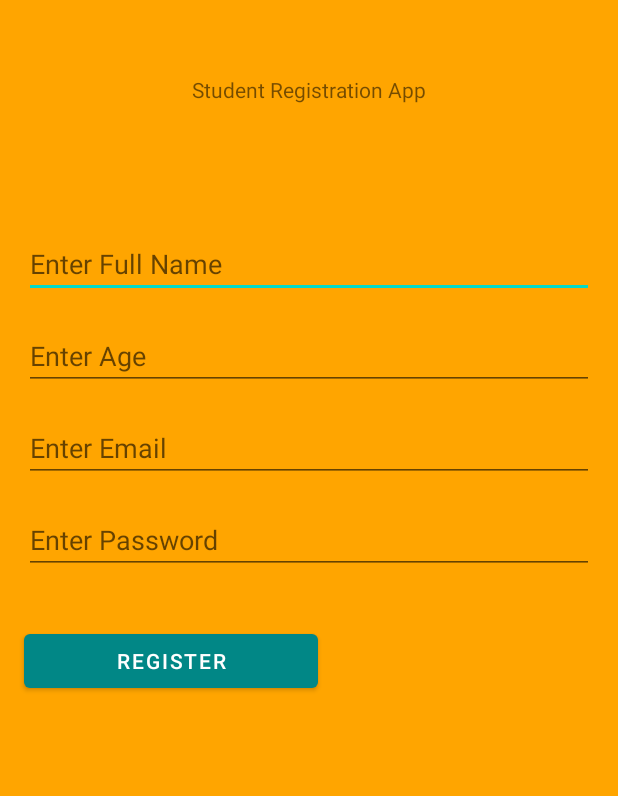
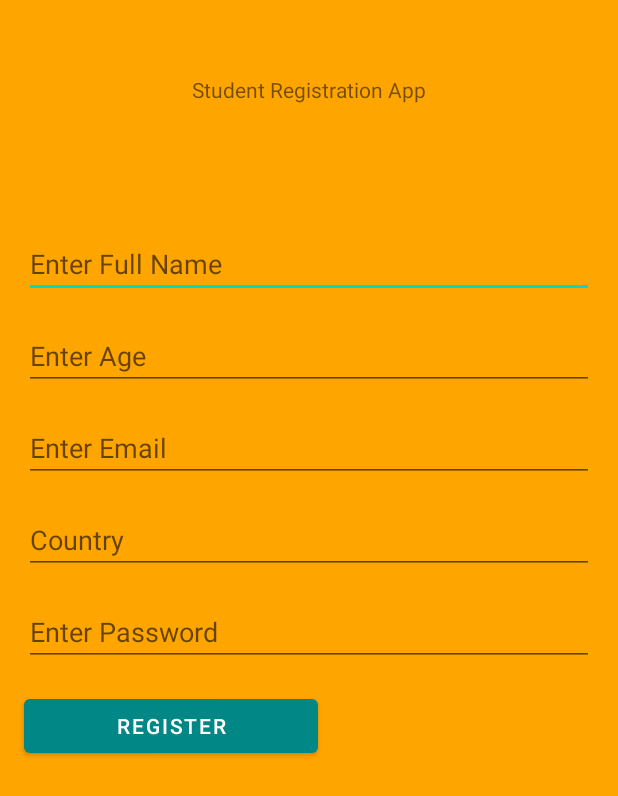
Before and after one commit to sskiragu/Lab3, an Android app: the RegisterUser screen opened directly, with no data from a screen before it, on a phone screen of 412 x 824 dp. Shown: the top 796 px of the screen. Run offline under Robolectric (Android 15) with nearby library versions, the light colour scheme and no system bars; our stand-ins replace Firebase (no records; nobody signed in at launch, a user with empty details on screens opened directly).

Commit message:
Country option added and auto-detected

```diff
--- a/app/src/main/AndroidManifest.xml
+++ b/app/src/main/AndroidManifest.xml
@@ -1,7 +1,8 @@
 <?xml version="1.0" encoding="utf-8"?>
 <manifest xmlns:android="http://schemas.android.com/apk/res/android"
     package="com.example.lab3">
-
+    <uses-permission android:name="android.permission.ACCESS_FINE_LOCATION"/>
+    <uses-permission android:name="android.permission.ACCESS_COARSE_LOCATION"/>
     <application
         android:allowBackup="true"
         android:icon="@mipmap/ic_launcher"
--- a/app/src/main/java/com/example/lab3/RegisterUser.java
+++ b/app/src/main/java/com/example/lab3/RegisterUser.java
@@ -1,9 +1,22 @@
 package com.example.lab3;
 
 import androidx.annotation.NonNull;
+import androidx.appcompat.app.AlertDialog;
 import androidx.appcompat.app.AppCompatActivity;
+import androidx.core.app.ActivityCompat;
+import androidx.core.content.ContextCompat;
 
+import android.content.Context;
+import android.content.DialogInterface;
+import android.content.Intent;
+import android.content.pm.PackageManager;
+import android.location.Address;
+import android.location.Geocoder;
+import android.location.Location;
+import android.location.LocationListener;
+import android.location.LocationManager;
 import android.os.Bundle;
+import android.provider.Settings;
 import android.util.Patterns;
 import android.view.View;
 import android.widget.EditText;
@@ -15,15 +28,26 @@ import com.google.firebase.auth.AuthResult;
 import com.google.firebase.auth.FirebaseAuth;
 import com.google.firebase.database.FirebaseDatabase;
 
-public class RegisterUser extends AppCompatActivity {
+import java.util.List;
+import java.util.Locale;
+
+public class RegisterUser extends AppCompatActivity implements LocationListener {
 
     private FirebaseAuth mAuth;
-    private EditText fullNameEditText, ageEditText, emailEditText, passwordEditText;
+    LocationManager locationManager;
+    private EditText fullNameEditText, ageEditText, emailEditText, passwordEditText, countryEditText;
 
     @Override
     protected void onCreate(Bundle savedInstanceState) {
         super.onCreate(savedInstanceState);
         setContentView(R.layout.activity_register_user);
+
+        if (ContextCompat.checkSelfPermission(this, android.Manifest.permission.ACCESS_FINE_LOCATION) != PackageManager.PERMISSION_GRANTED
+                && ActivityCompat.checkSelfPermission(getApplicationContext(),
+                android.Manifest.permission.ACCESS_COARSE_LOCATION) != PackageManager.PERMISSION_GRANTED) {
+            ActivityCompat.requestPermissions(this, new String[]{android.Manifest.permission.ACCESS_FINE_LOCATION,
+                    android.Manifest.permission.ACCESS_COARSE_LOCATION}, 101);
+        }
 
         // Initialize Firebase Auth
         mAuth = FirebaseAuth.getInstance();
@@ -32,6 +56,82 @@ public class RegisterUser extends AppCompatActivity {
         ageEditText = findViewById(R.id.ageEditText);
         emailEditText = findViewById(R.id.emailRegisterEditText);
         passwordEditText = findViewById(R.id.passwordRegistereditText);
+        countryEditText = findViewById(R.id.countryEditText);
+
+        locationManager = (LocationManager) getSystemService(Context.LOCATION_SERVICE);
+        locationEnabled();
+        getLocation();
+    }
+
+    private void locationEnabled() {
+        LocationManager lm = (LocationManager) getSystemService(Context.LOCATION_SERVICE);
+        boolean gps_enabled = false;
+        boolean network_enabled = false;
+        try {
+            gps_enabled = lm.isProviderEnabled(LocationManager.GPS_PROVIDER);
+        } catch (Exception e) {
+            e.printStackTrace();
+        }
+        try {
+            network_enabled = lm.isProviderEnabled(LocationManager.NETWORK_PROVIDER);
+        } catch (Exception e) {
+            e.printStackTrace();
+        }
+        if (!gps_enabled && !network_enabled) {
+            new AlertDialog.Builder(RegisterUser.this)
+                    .setTitle("Enable GPS Service")
+                    .setMessage("We need your GPS location to show Near Places around you.")
+                    .setCancelable(false)
+                    .setPositiveButton("Enable", new
+                            DialogInterface.OnClickListener() {
+                                @Override
+                                public void onClick(DialogInterface paramDialogInterface, int paramInt) {
+                                    startActivity(new Intent(Settings.ACTION_LOCATION_SOURCE_SETTINGS));
+                                }
+                            })
+                    .setNegativeButton("Cancel", null)
+                    .show();
+        }
+    }
+
+    void getLocation() {
+        try {
+            locationManager = (LocationManager) getSystemService(Context.LOCATION_SERVICE);
+            locationManager.requestLocationUpdates(LocationManager.NETWORK_PROVIDER, 500, 5, (LocationListener) this);
+        } catch (SecurityException e) {
+            e.printStackTrace();
+        }
+    }
+
+    @Override
+    public void onLocationChanged(Location location) {
+        try {
+            Geocoder geocoder = new Geocoder(getApplicationContext(), Locale.getDefault());
+            List<Address> addresses = geocoder.getFromLocation(location.getLatitude(), location.getLongitude(), 1);
+//
+//            tvCity.setText(addresses.get(0).getLocality());
+//            tvState.setText(addresses.get(0).getAdminArea());
+            countryEditText.setText(addresses.get(0).getCountryName());
+//            tvPin.setText(addresses.get(0).getPostalCode());
+//            tvLocality.setText(addresses.get(0).getAddressLine(0));
+
+        } catch (Exception e) {
+        }
+    }
+
+    @Override
+    public void onStatusChanged(String provider, int status, Bundle extras) {
+
+    }
+
+    @Override
+    public void onProviderEnabled(String provider) {
+
+    }
+
+    @Override
+    public void onProviderDisabled(String provider) {
+
     }
 
     public void registerUser(View v){
--- a/app/src/main/res/layout/activity_register_user.xml
+++ b/app/src/main/res/layout/activity_register_user.xml
@@ -79,8 +79,9 @@
         android:hint="Enter Password"
         android:inputType="textPassword"
         app:layout_constraintEnd_toEndOf="parent"
+        app:layout_constraintHorizontal_bias="0.0"
         app:layout_constraintStart_toStartOf="parent"
-        app:layout_constraintTop_toBottomOf="@+id/emailRegisterEditText" />
+        app:layout_constraintTop_toBottomOf="@+id/countryEditText" />
 
     <Button
         android:id="@+id/registerButton"
@@ -88,12 +89,29 @@
         android:layout_height="wrap_content"
         android:layout_marginStart="16dp"
         android:layout_marginLeft="16dp"
-        android:layout_marginTop="34dp"
+        android:layout_marginTop="16dp"
         android:layout_marginEnd="200dp"
         android:layout_marginRight="200dp"
         android:onClick="registerUser"
         android:text="Register"
         app:layout_constraintEnd_toEndOf="parent"
+        app:layout_constraintHorizontal_bias="0.0"
         app:layout_constraintStart_toStartOf="parent"
         app:layout_constraintTop_toBottomOf="@+id/passwordRegistereditText" />
+
+    <EditText
+        android:id="@+id/countryEditText"
+        android:layout_width="0dp"
+        android:layout_height="wrap_content"
+        android:layout_marginStart="16dp"
+        android:layout_marginLeft="16dp"
+        android:layout_marginTop="16dp"
+        android:layout_marginEnd="16dp"
+        android:layout_marginRight="16dp"
+        android:ems="10"
+        android:hint="Country"
+        android:inputType="textPersonName"
+        app:layout_constraintEnd_toEndOf="parent"
+        app:layout_constraintStart_toStartOf="parent"
+        app:layout_constraintTop_toBottomOf="@+id/emailRegisterEditText" />
 </androidx.constraintlayout.widget.ConstraintLayout>
```
